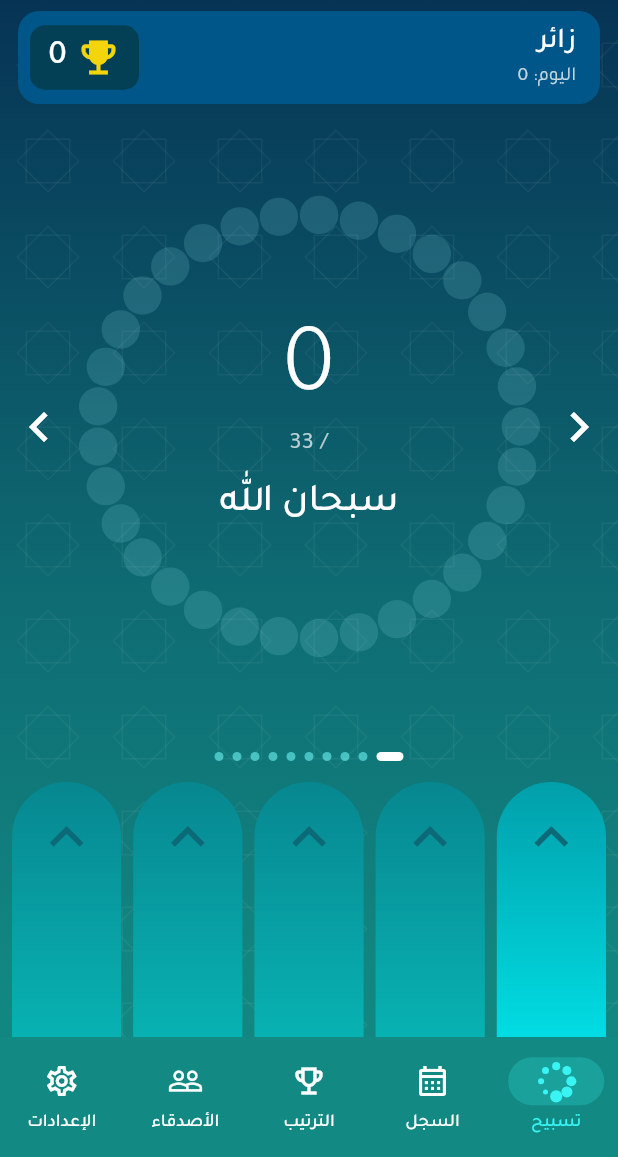
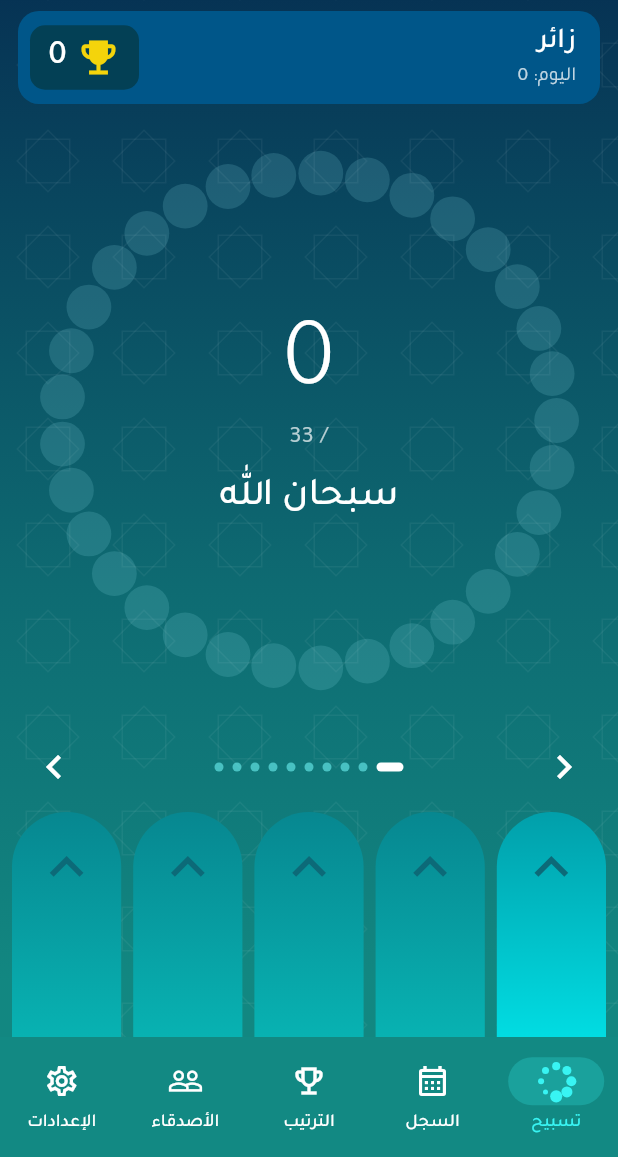
Before and after one commit to revinnmedia/Gallery, a Flutter app: the screen it shows after launch, on a phone screen of 412 x 824 dp, the part 79-1236 px from its top. Run offline on Flutter 3.47's test engine with Material 3 defaults, Android fonts, the phone set to English and light mode, and no system bars; our stand-ins replace cloud_firestore, firebase_auth, firebase_core, flutter_local_notifications, flutter_timezone, google_sign_in and 6 more; missing offline and left inert: games_services; accounts and stored records are empty.

Commit message:
كنز المسلم: إصلاح انطلاق الإصبع والمقاسات
Co-Authored-By: Claude Opus 5.5 <noreply@anthropic.com>
Claude-Session: https://claude.ai/code/session_01V9VwhKtzg8bghUGNnFs7Nt

```diff
--- a/kanz-almuslim/lib/screens/tasbeeh_screen.dart
+++ b/kanz-almuslim/lib/screens/tasbeeh_screen.dart
@@ -210,12 +210,11 @@ class _TasbeehScreenState extends State<TasbeehScreen> with TickerProviderStateM
                         children: [
                           Expanded(
                             child: Padding(
-                              padding: const EdgeInsets.fromLTRB(2, 6, 2, 0),
-                              child: Row(
+                              padding: const EdgeInsets.fromLTRB(2, 10, 2, 6),
+                              child: Stack(
                                 children: [
-                                  // في العربية: السهم الأيمن للسابق، والأيسر للتالي.
-                                  _Arrow(right: true, onTap: () => _step(state, -1)),
-                                  Expanded(
+                                  Padding(
+                                    padding: const EdgeInsets.symmetric(horizontal: 22),
                                     child: GestureDetector(
                                       onHorizontalDragEnd: (e) {
                                         final v = e.primaryVelocity ?? 0;
@@ -284,16 +283,25 @@ class _TasbeehScreenState extends State<TasbeehScreen> with TickerProviderStateM
                                       ),
                                     ),
                                   ),
-                                  _Arrow(right: false, onTap: () => _step(state, 1)),
                                 ],
                               ),
                             ),
                           ),
-                          const SizedBox(height: 8),
-                          _Dots(count: state.dhikrs.length, index: state.currentIndex),
-                          const SizedBox(height: 14),
+                          // أسهم تبديل الذكر حول النقاط (في العربية: الأيمن للسابق).
+                          Row(
+                            children: [
+                              const SizedBox(width: 12),
+                              _Arrow(right: true, onTap: () => _step(state, -1)),
+                              Expanded(
+                                child: _Dots(count: state.dhikrs.length, index: state.currentIndex),
+                              ),
+                              _Arrow(right: false, onTap: () => _step(state, 1)),
+                              const SizedBox(width: 12),
+                            ],
+                          ),
+                          const SizedBox(height: 6),
                           SizedBox(
-                            height: 170,
+                            height: 150,
                             child: FingersRow(
                               controller: _fingers,
                               onSwipe: () => _count(fly: true),
@@ -447,11 +455,11 @@ class _Arrow extends StatelessWidget {
     return IconButton(
       onPressed: onTap,
       padding: EdgeInsets.zero,
-      constraints: const BoxConstraints(minWidth: 36, minHeight: 64),
+      constraints: const BoxConstraints(minWidth: 44, minHeight: 44),
       // الاتجاه ثابت مهما كانت لغة الواجهة.
       icon: Directionality(
         textDirection: TextDirection.ltr,
-        child: Icon(right ? Icons.chevron_right : Icons.chevron_left, color: Colors.white, size: 40),
+        child: Icon(right ? Icons.chevron_right : Icons.chevron_left, color: Colors.white, size: 32),
       ),
     );
   }
--- a/kanz-almuslim/lib/widgets/fingers_row.dart
+++ b/kanz-almuslim/lib/widgets/fingers_row.dart
@@ -176,9 +176,19 @@ class _FingersRowState extends State<FingersRow> with TickerProviderStateMixin {
         // الإصبع التالي (الأكثر إضاءة) دائماً على اليمين، والباقي يتزحلق إليه.
         return Stack(
           clipBehavior: Clip.none,
-          children: List.generate(widget.count, (i) {
+          // الإصبع المنطلق يُرسم فوق الباقي حتى لا يغطيه الإصبع الذي يتزحلق مكانه.
+          children: [
+            for (final i in [
+              for (var j = 0; j < widget.count; j++)
+                if (!_launched[j]) j,
+              for (var j = 0; j < widget.count; j++)
+                if (_launched[j]) j,
+            ])
+              Builder(
+                builder: (context) {
                   final slot = _slot(i);
                   return AnimatedPositioned(
+                    key: ValueKey(i),
                     duration: _instant ? Duration.zero : _slide,
                     curve: Curves.easeOutCubic,
                     right: gap + slot * (w + gap),
@@ -209,13 +219,15 @@ class _FingersRowState extends State<FingersRow> with TickerProviderStateMixin {
                             fly: _fly[i].value,
                             grow: _grow[i].value,
                             drag: _drag[i],
-                      lead: !_launched[i] && slot == 0,
+                            lead: slot == 0,
                           ),
                         ),
                       ),
                     ),
                   );
-          }),
+                },
+              ),
+          ],
         );
       },
     );
```
Lines whose indentation alone changed are shown as unchanged.
